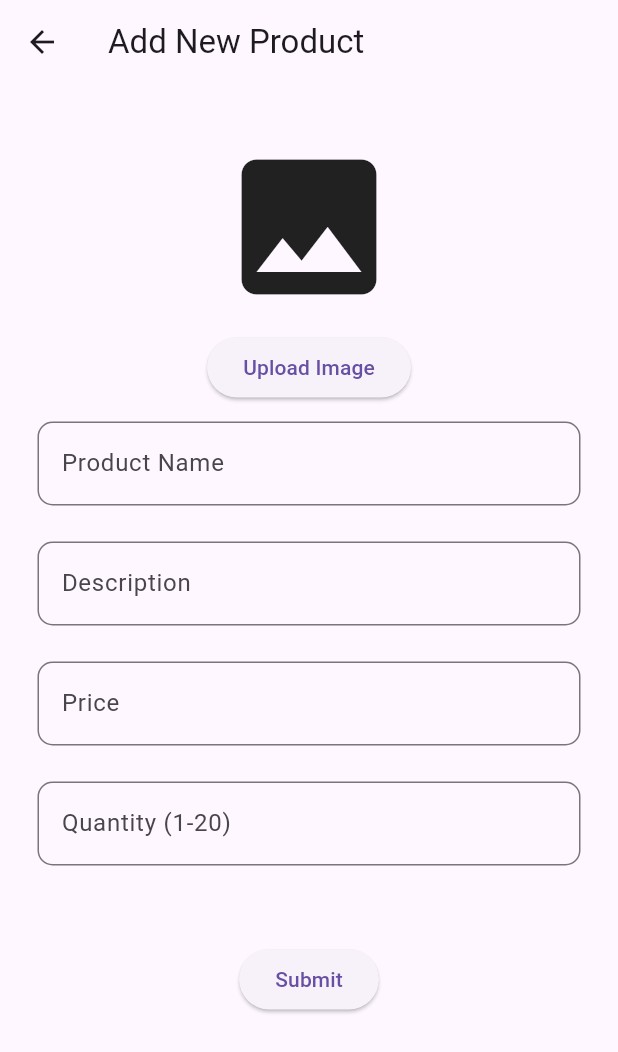
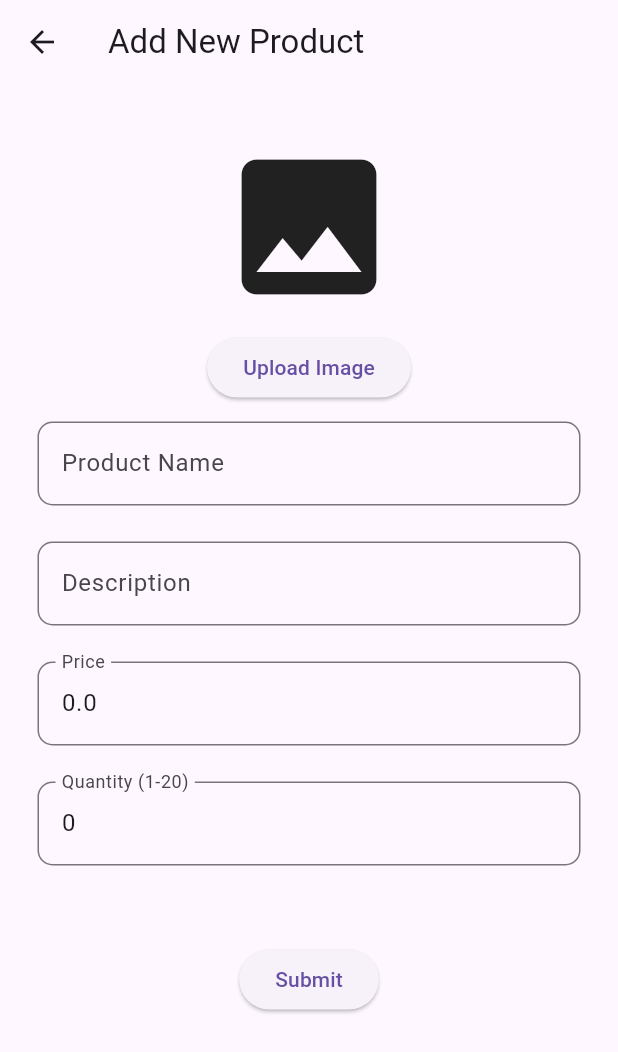
Before and after one commit to 190030822/Bloc_pattern_GroceryApp, a Flutter app: the ProductsList widget shown alone on an empty page, opened directly with empty values, after a tap on the "edit" icon, on a phone screen of 412 x 824 dp. Shown: the top 1052 px of the screen. Run offline on Flutter 3.47's test engine with Material 2 defaults, Android fonts, the phone set to English and light mode, and no system bars; our stand-ins replace bloc, equatable, firebase_auth, firebase_core, firebase_storage, flutter_bloc and 3 more; accounts and stored records are empty; network calls fail.

```diff
--- a/lib/configuration/routes/app_route.dart
+++ b/lib/configuration/routes/app_route.dart
@@ -20,7 +20,7 @@ class AppRouter {
       case '/userHome' : return MaterialPageRoute(builder: (context) => Home());
       case '/userCart' : return MaterialPageRoute(builder: (context) => Cart());
       case '/userWishList' : return MaterialPageRoute(builder: (context) => Wishlist());
-      case '/adminAddNewProduct' : return MaterialPageRoute(builder: (context) => AddNewProduct());
+      case '/adminAddNewProduct' : return MaterialPageRoute(builder: (context) => AddNewProduct(), settings: routeSettings);
       case '/userSignUp' : return MaterialPageRoute(builder: (context) => SignUp());
       default: return MaterialPageRoute(builder: (context) => Login());
     }
--- a/lib/features/admin/ui/admin_home.dart
+++ b/lib/features/admin/ui/admin_home.dart
@@ -59,7 +59,7 @@ class _AdminHomeState extends State<AdminHome> {
               leading: CircleAvatar(child: Icon(Icons.logout)),
               title: Text('Logout'),
               onTap: () {
-                Navigator.pop(context);
+                Navigator.pushNamedAndRemoveUntil(context, '/', (route) => false);
               },
             ),
           ],
--- a/lib/features/home/repos/items_repo.dart
+++ b/lib/features/home/repos/items_repo.dart
@@ -9,7 +9,7 @@ import 'package:flutter_bloc_tutorial/features/product/models/home_product_data_
 
 class ItemsRepo {
 
-  static final String baseUrl = "http://localhost:8080";
+  static final String baseUrl = "https://grocery-backend-u1t9.onrender.com";
   static var client = http.Client();
 
   static Future<List<ProductDataModel>> fetchItems() async {
--- a/lib/features/product/ui/admin_add_new_product.dart
+++ b/lib/features/product/ui/admin_add_new_product.dart
@@ -1,6 +1,4 @@
 import 'dart:io';
-
-import 'package:firebase_auth/firebase_auth.dart';
 import 'package:firebase_storage/firebase_storage.dart';
 import 'package:flutter/foundation.dart';
 import 'package:flutter/material.dart';
@@ -11,30 +9,43 @@ import 'package:flutter_bloc_tutorial/features/product/models/home_product_data_
 import 'package:image_picker/image_picker.dart';
 
 class AddNewProduct extends StatefulWidget {
-  final Product? product;
-  AddNewProduct({super.key, this.product});
+  AddNewProduct({super.key});
 
   @override
   State<AddNewProduct> createState() => _AddNewProductState();
 }
 
 class _AddNewProductState extends State<AddNewProduct> {
+
   final _formKey = GlobalKey<FormState>();
   final TextEditingController _productNameController = TextEditingController();
   final TextEditingController _descriptionController = TextEditingController();
   final TextEditingController _priceController = TextEditingController();
   final TextEditingController _quanityController = TextEditingController();
   late ValueNotifier<String> _imageUrl;
+  late final Product? product;
+
 
   @override
   void initState() {
     super.initState();
-    if (widget.product != null) {
-      _productNameController.text = widget.product!.name;
-      _descriptionController.text = widget.product!.description;
-      _priceController.text = widget.product!.price.toString();
-      _imageUrl = ValueNotifier(widget.product!.imageUrl);
-      _quanityController.text = widget.product!.inStockCount.toString();
+  }
+
+  @override
+  void didChangeDependencies() {
+    super.didChangeDependencies();
+    print(ModalRoute.of(context));
+    if (ModalRoute.of(context)!.settings.arguments != null) {
+      product = ModalRoute.of(context)!.settings.arguments as Product;
+    } else {
+      product = null;
+    }
+    if (product != null) {
+      _productNameController.text = product!.name;
+      _descriptionController.text = product!.description;
+      _priceController.text = product!.price.toString();
+      _imageUrl = ValueNotifier(product!.imageUrl);
+      _quanityController.text = product!.inStockCount.toString();
     } else {
       _imageUrl = ValueNotifier("");
     }
@@ -42,6 +53,7 @@ class _AddNewProductState extends State<AddNewProduct> {
 
   @override
   Widget build(BuildContext context) {
+
     return GestureDetector(
       onTap: () {
         FocusScopeNode currentFocus = FocusScope.of(context);
@@ -144,8 +156,8 @@ class _AddNewProductState extends State<AddNewProduct> {
                         final inStockCount =
                             int.parse(_quanityController.text);
 
-                        final product = Product(
-                            id: widget.product!= null ? widget.product!.id : "",
+                        final newProduct = Product(
+                            id: product!= null ? product!.id : "",
                             name: productName,
                             description: description,
                             price: price,
@@ -155,11 +167,11 @@ class _AddNewProductState extends State<AddNewProduct> {
                         final productFormBloc =
                             BlocProvider.of<AdminProductBloc>(context);
 
-                        if (widget.product == null) {
+                        if (product == null) {
                           productFormBloc
-                              .add(AdminAddProductEvent(newProduct: product));
+                              .add(AdminAddProductEvent(newProduct: newProduct));
                         } else {
-                          productFormBloc.add(AdminEditProductEvent(editProduct: product));
+                          productFormBloc.add(AdminEditProductEvent(editProduct: newProduct));
                         }
                         Navigator.pop(context);
                       }
--- a/lib/features/product/ui/admin_product_tile_widget.dart
+++ b/lib/features/product/ui/admin_product_tile_widget.dart
@@ -29,7 +29,7 @@ class ProductsList extends StatelessWidget {
           mainAxisSize: MainAxisSize.min,
           children: [
           IconButton(onPressed: () {
-            Navigator.pushNamed(context, '/adminAddNewProduct');
+            Navigator.pushNamed(context, '/adminAddNewProduct', arguments: product);
           }, icon: Icon(Icons.edit)),
           IconButton(onPressed: () => adminProductBloc.add(AdminDeleteProductEvent(deleteProduct: product)), icon: Icon(Icons.delete))
         ]),
```
Also changed, not shown: lib/features/user/ui/login_page.dart (+7 -3 lines).
